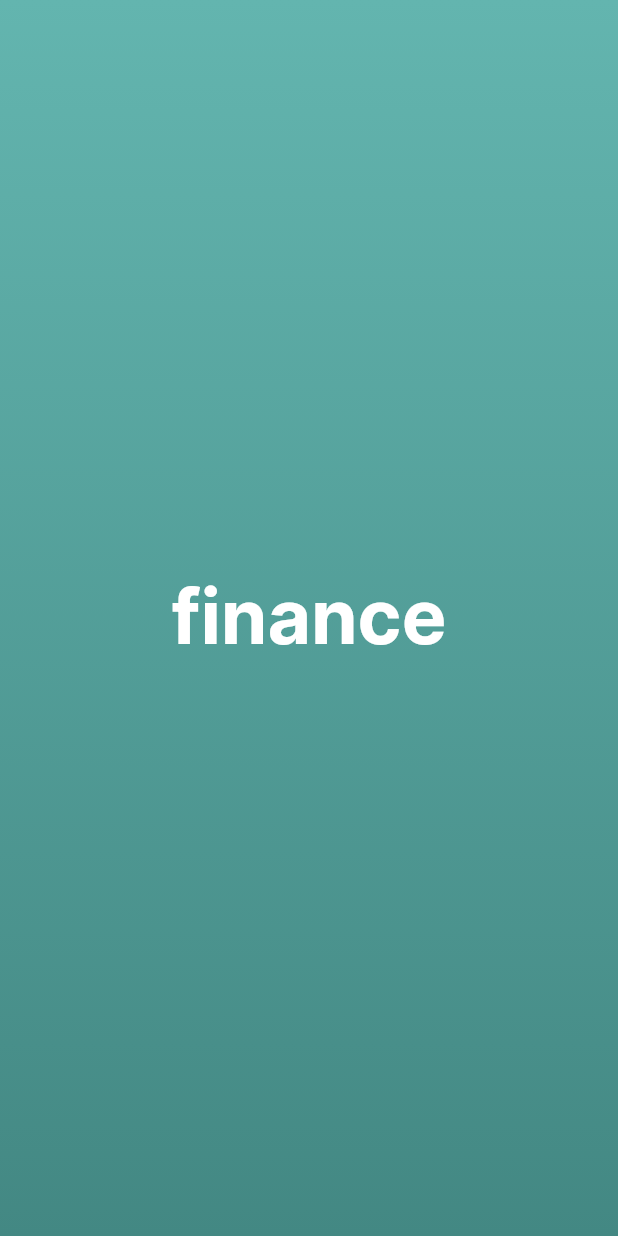
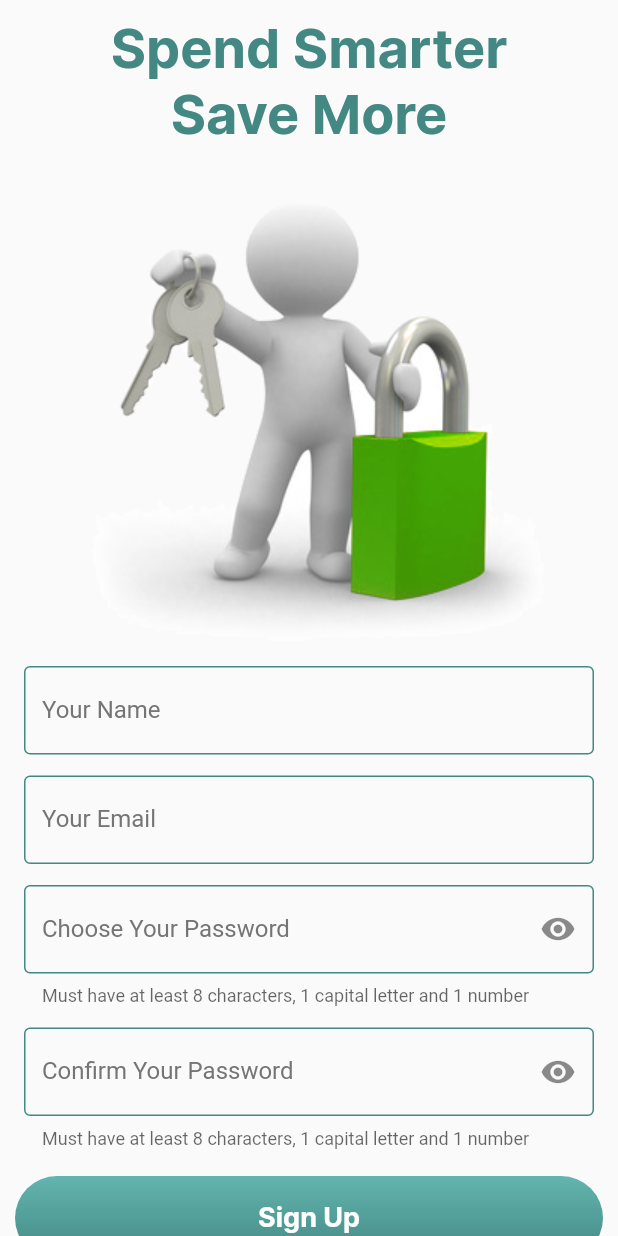
Before and after one commit to jonas8623/example-financy-app, a Flutter app: the screen it shows after launch, on a phone screen of 412 x 824 dp. Run offline on Flutter 3.47's test engine with Material 2 defaults, Android fonts, the phone set to English and light mode, and no system bars.

Commit message:
create views

```diff
--- /dev/null
+++ b/lib/components/component_button.dart
@@ -0,0 +1,47 @@
+import 'package:flutter/material.dart';
+
+import '../constant.dart';
+
+class ComponentButton extends StatelessWidget {
+
+  final GestureTapCallback onTap;
+  final String text;
+
+  const ComponentButton({Key? key, required this.onTap, required this.text}) : super(key: key);
+
+  @override
+  Widget build(BuildContext context) {
+    return GestureDetector(
+      onTap: onTap,
+      child: Container(
+        margin: const EdgeInsets.symmetric(horizontal: 10.0, vertical: 8.0),
+        height: 56.0,
+        decoration: BoxDecoration(
+          borderRadius: BorderRadius.circular(36.0),
+          gradient: const LinearGradient(
+              begin: Alignment.topCenter,
+              end: Alignment.bottomCenter,
+              colors: [
+                Constant.colorLinear1,
+                Constant.colorLinear2,
+              ]
+          )
+        ),
+        child: Row(
+          mainAxisAlignment: MainAxisAlignment.center,
+          children: [
+            Text(
+              text,
+              style: const TextStyle(
+                  fontFamily: "Inter",
+                  fontSize: 18.0,
+                  fontWeight: FontWeight.w600,
+                  color: Colors.white
+              ),
+            )
+          ],
+        ),
+      ),
+    );
+  }
+}
--- /dev/null
+++ b/lib/components/component_text.dart
@@ -0,0 +1,28 @@
+import 'package:flutter/material.dart';
+
+class ComponentText extends StatelessWidget {
+
+  final String text;
+  final double? fontSize;
+  final FontWeight? weight;
+
+  const ComponentText({
+    Key? key,
+    required this.text,
+    this.fontSize,
+    this.weight
+  }) : super(key: key);
+
+  @override
+  Widget build(BuildContext context) {
+    return Text(
+        text,
+        style: TextStyle(
+          fontFamily: "Inter",
+          fontSize: fontSize ?? 36.0,
+          fontWeight: weight ?? FontWeight.w700,
+          color: const Color(0xFF438883)
+      ),
+    );
+  }
+}
--- /dev/null
+++ b/lib/components/component_text_form_field.dart
@@ -0,0 +1,88 @@
+import 'package:flutter/material.dart';
+
+class ComponentTextFormField extends StatefulWidget {
+
+  final String labelText;
+  final TextInputType? keyboard;
+  final String? Function(String?)? validator;
+  final TextEditingController controller;
+  final TextCapitalization? textCapitalization;
+  final bool? password;
+  final String? helperText;
+
+  const ComponentTextFormField({
+    Key? key,
+    required this.labelText,
+    this.keyboard,
+    this.validator,
+    required this.controller,
+    this.textCapitalization,
+    this.password = false,
+    this.helperText
+  }) : super(key: key);
+
+  @override
+  State<ComponentTextFormField> createState() => _ComponentTextFormFieldState();
+}
+
+class _ComponentTextFormFieldState extends State<ComponentTextFormField> {
+
+  bool _obscureText = true;
+  String? _helperTextLocal;
+
+  final _outlineBorder = const OutlineInputBorder(
+    borderSide: BorderSide(
+      color: Color(0xFF438883),
+    )
+  );
+
+  @override
+  void initState() {
+    _helperTextLocal = widget.helperText;
+    super.initState();
+  }
+
+  @override
+  Widget build(BuildContext context) {
+    return TextFormField(
+      keyboardType: widget.keyboard,
+      obscureText: widget.password! ? _obscureText : false,
+      textInputAction: TextInputAction.next,
+      textCapitalization: widget.textCapitalization ?? TextCapitalization.none,
+      onChanged: (value) {
+        if(value.isNotEmpty) {
+          setState(() {
+            _helperTextLocal = null;
+          });
+        } else if(value.isEmpty) {
+          setState(() {
+            _helperTextLocal = widget.helperText;
+          });
+        }
+      },
+      decoration: InputDecoration(
+        labelStyle: TextStyle(color: Colors.grey[600]),
+        labelText: widget.labelText,
+        helperText: _helperTextLocal,
+        helperMaxLines: 3,
+        enabledBorder: _outlineBorder,
+        focusedBorder: _outlineBorder,
+        errorBorder: _outlineBorder,
+        suffixIcon: widget.password!
+            ? IconButton(
+                onPressed: () {
+                  setState(() {
+                    _obscureText = !_obscureText;
+                  });
+                },
+                icon: Icon(
+                    _obscureText
+                        ? Icons.visibility
+                        : Icons.visibility_off
+                ))
+            : null
+      ),
+      validator: widget.validator,
+    );
+  }
+}
--- /dev/null
+++ b/lib/components/components.dart
@@ -0,0 +1,3 @@
+export 'component_button.dart';
+export 'component_text.dart';
+export 'component_text_form_field.dart';
--- a/lib/constant.dart
+++ b/lib/constant.dart
@@ -11,6 +11,7 @@ class Constant {
   static const Color colorLinear2 = Color(0xFF438883);
 
   //IMAGES
-  static const String assetImageSplash = "assets/images/image-finance.png";
+  static const String assetImageFinance = "assets/images/image-finance.png";
+  static const String assetImageSign = "assets/images/sign.png";
 
 }
--- a/lib/main.dart
+++ b/lib/main.dart
@@ -16,8 +16,20 @@ class MyApp extends StatelessWidget {
       title: 'Finance',
       theme: ThemeData(
         primarySwatch: Colors.green,
+        primaryColor: const Color(0xFF438883),
+        inputDecorationTheme: const InputDecorationTheme(
+          focusedBorder: OutlineInputBorder(
+            borderSide: BorderSide(color: Color(0xFF438883))
+          ),
+          border: OutlineInputBorder(
+              borderSide: BorderSide(color: Color(0xFF438883))
+          ),
+          enabledBorder: OutlineInputBorder(
+              borderSide: BorderSide(color: Color(0xFF438883))
+          ),
+        )
       ),
-      home: const ViewSplash()
+      home: const ViewSignUp()
     );
   }
 }
--- /dev/null
+++ b/lib/views/login/login.dart
@@ -0,0 +1 @@
+export 'view_sign_up.dart';
--- /dev/null
+++ b/lib/views/login/view_sign_up.dart
@@ -0,0 +1,136 @@
+import 'dart:developer';
+import 'package:example_financy/components/components.dart';
+import 'package:example_financy/constant.dart';
+import 'package:example_financy/validator/validator.dart';
+import 'package:example_financy/widgets/widgets.dart';
+import 'package:flutter/material.dart';
+
+class ViewSignUp extends StatefulWidget {
+  const ViewSignUp({Key? key}) : super(key: key);
+
+  @override
+  State<ViewSignUp> createState() => _ViewSignUpState();
+}
+
+class _ViewSignUpState extends State<ViewSignUp> with Validator {
+
+  late final GlobalKey<FormState> _formKey;
+  late final TextEditingController _nameController;
+  late final TextEditingController _emailController;
+  late final TextEditingController _passwordController;
+  late final TextEditingController _confirmPasswordController;
+
+  Widget _sizedBox({double? height}) => SizedBox(height: height ?? 14.0);
+
+  Widget _form() {
+    return Form(
+        key: _formKey,
+        child: Padding(
+          padding: const EdgeInsets.symmetric(horizontal: 16.0),
+          child: Column(
+            mainAxisAlignment: MainAxisAlignment.spaceBetween,
+            children: [
+              ComponentTextFormField(
+                  labelText: "Your Name",
+                  controller: _nameController,
+                  textCapitalization: TextCapitalization.words,
+                  keyboard: TextInputType.name,
+                  validator: (value) => validatorName(value)
+              ),
+              _sizedBox(),
+              ComponentTextFormField(
+                  labelText: "Your Email",
+                  controller: _emailController,
+                  keyboard: TextInputType.emailAddress,
+                  validator: (value) => validatorEmail(value)
+              ),
+              _sizedBox(),
+              ComponentTextFormField(
+                  labelText: "Choose Your Password",
+                  helperText: "Must have at least 8 characters, 1 capital letter and 1 number",
+                  controller: _passwordController,
+                  password: true,
+                  validator: (value) {
+                    _passwordController.text = value!;
+
+                    if(_passwordController.text != null && _passwordController.text.isEmpty) {
+                      return "O campo não pode ser nulo";
+
+                    } else if(_passwordController.text != null && _passwordController.text.length <= 4) {
+                      return "O campo está incorreto";
+
+                    }
+                    return null;
+                  }
+              ),
+              _sizedBox(),
+              ComponentTextFormField(
+                  labelText: "Confirm Your Password",
+                  helperText: "Must have at least 8 characters, 1 capital letter and 1 number",
+                  controller: _confirmPasswordController,
+                  password: true,
+                  validator: (value) {
+                    _confirmPasswordController.text = value!;
+
+                    if(_confirmPasswordController.text != _passwordController.text) {
+                      return "Os campos de senha estao errados";
+                    }
+                    return null;
+                  }
+              ),
+
+            ],
+    ),
+        ));
+  }
+
+  @override
+  void initState() {
+    _formKey = GlobalKey<FormState>();
+    _nameController = TextEditingController();
+    _emailController = TextEditingController();
+    _passwordController = TextEditingController();
+    _confirmPasswordController = TextEditingController();
+    super.initState();
+  }
+
+  @override
+  void dispose() {
+    _nameController.dispose();
+    _emailController.dispose();
+    _passwordController.dispose();
+    _confirmPasswordController.dispose();
+    super.dispose();
+  }
+
+  @override
+  Widget build(BuildContext context) {
+    return Scaffold(
+      body: SafeArea(
+        child: SingleChildScrollView(
+          child: Column(
+            mainAxisAlignment: MainAxisAlignment.center,
+            children: [
+              const SizedBox(height: 10.0,),
+              const ComponentText(text: "Spend Smarter"),
+              const ComponentText(text: "Save More"),
+              Image.asset(Constant.assetImageSign),
+             _form(),
+              const SizedBox(height: 10.0,),
+              ComponentButton(onTap: () => _registerForm(), text: "Sign Up"),
+              WidgetTextButton(text: "Log in", onPressed: () {})
+            ],
+          ),
+        ),
+      ),
+    );
+  }
+
+  void _registerForm() {
+
+    if(_formKey.currentState!.validate()) {
+      log('OK');
+
+    }
+  }
+}
--- a/lib/views/views.dart
+++ b/lib/views/views.dart
@@ -1 +1,3 @@
 export 'splash/view_splash.dart';
+export 'onboarding/view_onboarding.dart';
+export 'login/login.dart';
--- /dev/null
+++ b/lib/widgets/widgets.dart
@@ -0,0 +1 @@
+export 'widget_text_button.dart';
```
Also changed, not shown: lib/validator/validator.dart (added, +47 -0 lines), lib/views/onboarding/view_onboarding.dart (added, +61 -0 lines), lib/widgets/widget_text_button.dart (added, +31 -0 lines), assets/images/sign.png (added).
